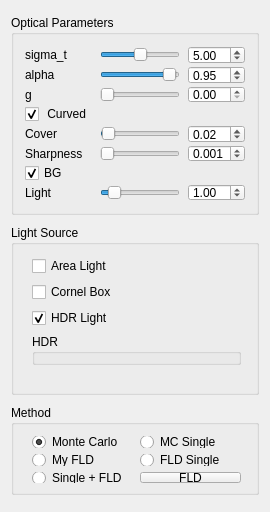
Before: the Qt Designer form glwidget/widget.ui in Joke-Dk/QtOptixVolumeRender, drawn with Qt 5.
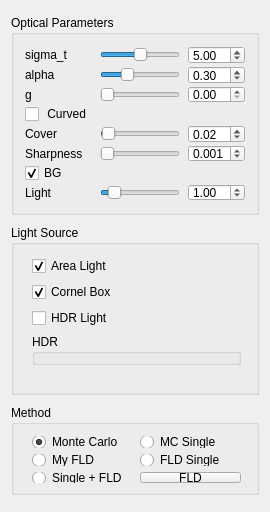
After: the same form once the commit is applied.

Patch:
```diff
--- a/glwidget/widget.ui
+++ b/glwidget/widget.ui
@@ -123,7 +123,7 @@
         <item row="1" column="2">
          <widget class="QSlider" name="horizontalSlider_2">
           <property name="value">
-           <number>95</number>
+           <number>30</number>
           </property>
           <property name="orientation">
            <enum>Qt::Horizontal</enum>
@@ -170,7 +170,7 @@
            <string> Curved</string>
           </property>
           <property name="checked">
-           <bool>true</bool>
+           <bool>false</bool>
           </property>
           <property name="tristate">
            <bool>false</bool>
@@ -186,7 +186,7 @@
            <double>0.010000000000000</double>
           </property>
           <property name="value">
-           <double>0.950000000000000</double>
+           <double>0.300000000000000</double>
           </property>
          </widget>
         </item>
@@ -388,7 +388,7 @@
           <string>HDR Light</string>
          </property>
          <property name="checked">
-          <bool>true</bool>
+          <bool>false</bool>
          </property>
         </widget>
        </item>
@@ -397,6 +397,9 @@
          <property name="text">
           <string>Cornel Box</string>
          </property>
+         <property name="checked">
+          <bool>true</bool>
+         </property>
         </widget>
        </item>
        <item row="0" column="0">
@@ -408,7 +411,7 @@
           <bool>true</bool>
          </property>
          <property name="checked">
-          <bool>false</bool>
+          <bool>true</bool>
          </property>
         </widget>
        </item>
```
